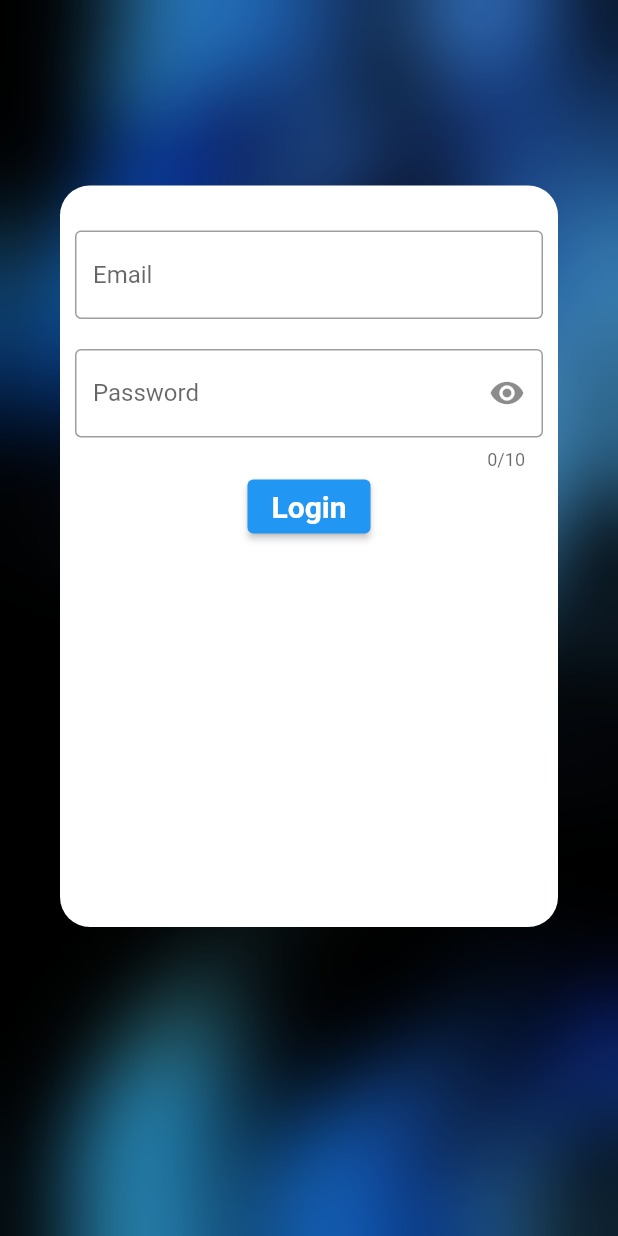
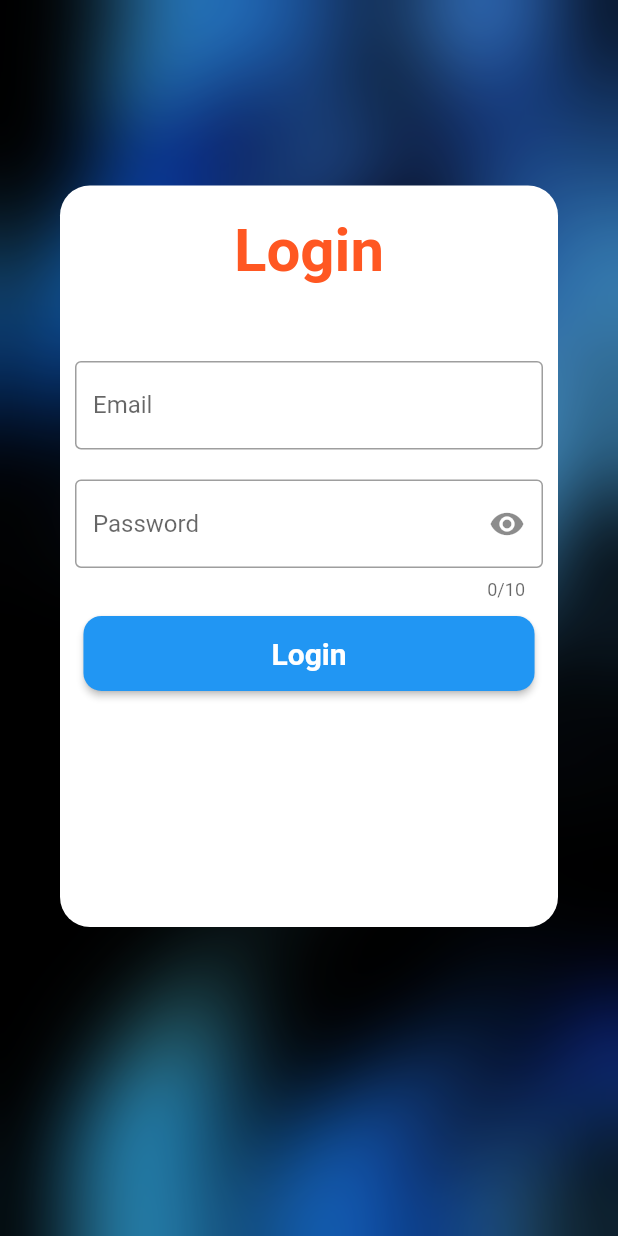
Before and after one commit to esmaeil-koohi/netflix_app, a Flutter app: the screen it shows after launch, after a tap on "Login", on a phone screen of 412 x 824 dp. Run offline on Flutter 3.47's test engine with Material 2 defaults, Android fonts, the phone set to English and light mode, and no system bars; our stand-ins replace dartz, dio, equatable, get, shared_preferences.

Commit message:
button style

```diff
--- a/lib/features/authentication/presentaion/pages/login_screen.dart
+++ b/lib/features/authentication/presentaion/pages/login_screen.dart
@@ -48,11 +48,13 @@ class LoginScreen extends GetView<AuthController> {
                 borderRadius: BorderRadius.all(Radius.circular(20)),
               ),
                 child: Padding(
-                  padding: const EdgeInsets.fromLTRB(10, 30, 10, 10),
+                  padding: const EdgeInsets.fromLTRB(10, 20, 10, 10),
                   child: Obx(() => Form(
                     key: controller.formKey,
                     child: Column(
                       children: [
+                        const Text('Login', style: TextStyle(fontSize: 40,fontWeight: FontWeight.bold, color: Colors.deepOrange),),
+                        const SizedBox(height: 50,),
                         TextFormField(
                           initialValue: controller.email.value,
                           autovalidateMode: AutovalidateMode.onUserInteraction,
@@ -82,10 +84,17 @@ class LoginScreen extends GetView<AuthController> {
                           ),
                           obscureText: controller.isPasswordShow.value,
                         ),
+                        const SizedBox(height: 10,),
                         controller.isLoading.isFalse ? const Center(child: CircularProgressIndicator(),) :
-                        ElevatedButton(onPressed: () {
+                        ElevatedButton(
+                        style: ButtonStyle(
+                          fixedSize: MaterialStatePropertyAll(Size(width * 0.73, 50)),
+                          shape: MaterialStateProperty.all(RoundedRectangleBorder(borderRadius: BorderRadius.circular(12))),
+                          ),
+                            onPressed: () {
 
-                        }, child: const Text('Login', style: TextStyle(fontSize: 20, fontWeight: FontWeight.bold),)),
+                            },
+                         child: const Text('Login', style: TextStyle(fontSize: 20, fontWeight: FontWeight.bold),)),
                       ],
                     ),
                   ),),
```
